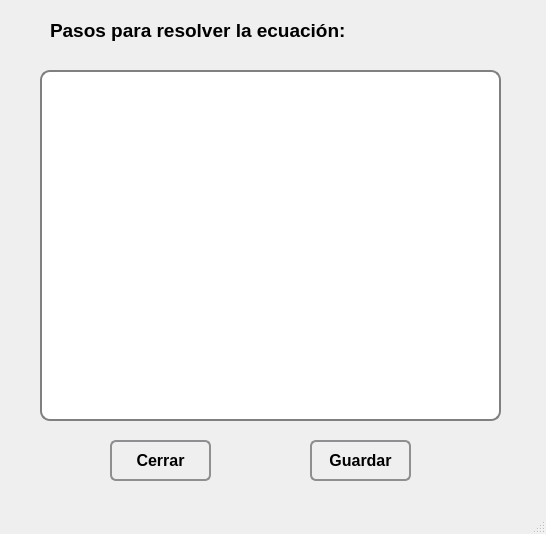
Above: ProyectoMetodosNumericos/Ventanas/Steps.ui from jimmybanegas/ProyectoMetodosNumericos before the change. Below: the same form after it.
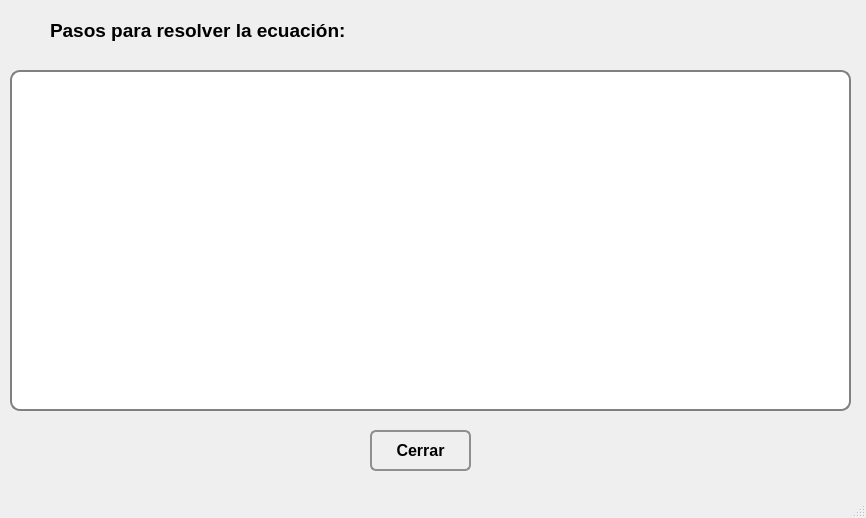
That is the form after the change. Icons and pictures are not drawn.

What changed in the file:
```diff
--- a/ProyectoMetodosNumericos/Ventanas/Steps.ui
+++ b/ProyectoMetodosNumericos/Ventanas/Steps.ui
@@ -6,8 +6,8 @@
    <rect>
     <x>0</x>
     <y>0</y>
-    <width>546</width>
-    <height>534</height>
+    <width>866</width>
+    <height>518</height>
    </rect>
   </property>
   <property name="windowTitle">
@@ -21,10 +21,10 @@
    <widget class="QTextEdit" name="teSteps">
     <property name="geometry">
      <rect>
-      <x>40</x>
+      <x>10</x>
       <y>70</y>
-      <width>461</width>
-      <height>351</height>
+      <width>841</width>
+      <height>341</height>
      </rect>
     </property>
     <property name="styleSheet">
@@ -58,8 +58,8 @@
    <widget class="QPushButton" name="btnCerrar">
     <property name="geometry">
      <rect>
-      <x>110</x>
-      <y>440</y>
+      <x>370</x>
+      <y>430</y>
       <width>101</width>
       <height>41</height>
      </rect>
@@ -86,37 +86,6 @@
       <normaloff>:/edit-delete.png</normaloff>:/edit-delete.png</iconset>
     </property>
    </widget>
-   <widget class="QPushButton" name="btnGuardar">
-    <property name="geometry">
-     <rect>
-      <x>310</x>
-      <y>440</y>
-      <width>101</width>
-      <height>41</height>
-     </rect>
-    </property>
-    <property name="font">
-     <font>
-      <pointsize>12</pointsize>
-      <weight>75</weight>
-      <bold>true</bold>
-     </font>
-    </property>
-    <property name="styleSheet">
-     <string notr="true">  border: 2px solid #8f8f91;
-     border-radius: 6px;
-     background-color: qlineargradient(x1: 0, y1: 0, x2: 0, y2: 1,
-                                       stop: 0 #f6f7fa, stop: 1 #dadbde);
-     min-width: 80px;</string>
-    </property>
-    <property name="text">
-     <string>Guardar</string>
-    </property>
-    <property name="icon">
-     <iconset resource="imagenes/imagenes.qrc">
-      <normaloff>:/accessories-dictionary.png</normaloff>:/accessories-dictionary.png</iconset>
-    </property>
-   </widget>
   </widget>
   <widget class="QMenuBar" name="menubar">
    <property name="geometry">
```
Left out of the diff: 2 changed lines with no effect on the pictures.
